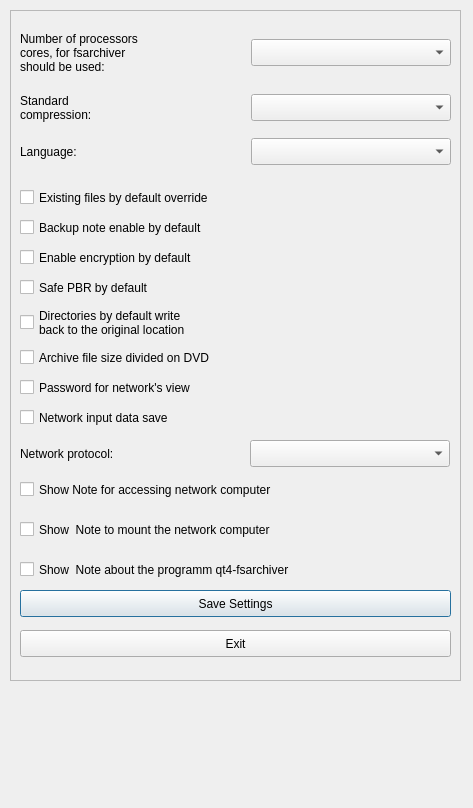
First picture: the form in src/ui/setting.ui, repository necrose99/qt4-fsarchiver, before the edit.
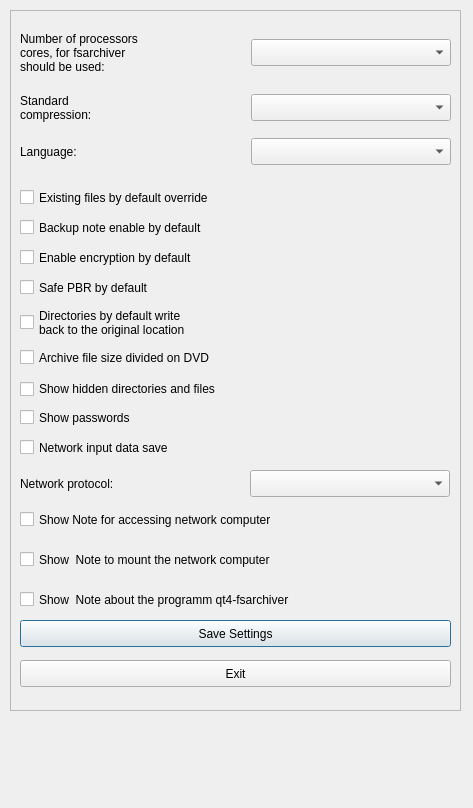
Second picture: the form after the edit.

What changed in the file:
```diff
--- a/src/ui/setting.ui
+++ b/src/ui/setting.ui
@@ -19,7 +19,7 @@
      <x>10</x>
      <y>10</y>
      <width>451</width>
-     <height>671</height>
+     <height>701</height>
     </rect>
    </property>
    <property name="frameShape">
@@ -170,25 +170,25 @@
     <property name="geometry">
      <rect>
       <x>10</x>
-      <y>358</y>
-      <width>441</width>
-      <height>39</height>
-     </rect>
-    </property>
-    <property name="text">
-     <string extracomment="Passwort für Netzwerk * anzeigen">Password for network's view</string>
-    </property>
-   </widget>
-   <widget class="QCheckBox" name="chk_datesave">
-    <property name="geometry">
-     <rect>
-      <x>10</x>
       <y>388</y>
       <width>441</width>
       <height>39</height>
      </rect>
     </property>
     <property name="text">
+     <string>Show passwords</string>
+    </property>
+   </widget>
+   <widget class="QCheckBox" name="chk_datesave">
+    <property name="geometry">
+     <rect>
+      <x>10</x>
+      <y>418</y>
+      <width>441</width>
+      <height>39</height>
+     </rect>
+    </property>
+    <property name="text">
      <string extracomment="Netzwerkeingabedaten * speichern">Network input data save</string>
     </property>
    </widget>
@@ -196,7 +196,7 @@
     <property name="geometry">
      <rect>
       <x>10</x>
-      <y>580</y>
+      <y>610</y>
       <width>431</width>
       <height>27</height>
      </rect>
@@ -209,7 +209,7 @@
     <property name="geometry">
      <rect>
       <x>10</x>
-      <y>620</y>
+      <y>650</y>
       <width>431</width>
       <height>27</height>
      </rect>
@@ -235,7 +235,7 @@
     <property name="geometry">
      <rect>
       <x>240</x>
-      <y>430</y>
+      <y>460</y>
       <width>200</width>
       <height>27</height>
      </rect>
@@ -245,7 +245,7 @@
     <property name="geometry">
      <rect>
       <x>10</x>
-      <y>430</y>
+      <y>460</y>
       <width>225</width>
       <height>27</height>
      </rect>
@@ -258,7 +258,7 @@
     <property name="geometry">
      <rect>
       <x>10</x>
-      <y>460</y>
+      <y>490</y>
       <width>441</width>
       <height>39</height>
      </rect>
@@ -271,7 +271,7 @@
     <property name="geometry">
      <rect>
       <x>10</x>
-      <y>500</y>
+      <y>530</y>
       <width>441</width>
       <height>39</height>
      </rect>
@@ -284,7 +284,7 @@
     <property name="geometry">
      <rect>
       <x>10</x>
-      <y>540</y>
+      <y>570</y>
       <width>441</width>
       <height>39</height>
      </rect>
@@ -293,6 +293,19 @@
      <string extracomment="Hinweise zum Gebrauch des Programms anzeigen">Show  Note about the programm qt4-fsarchiver</string>
     </property>
    </widget>
+   <widget class="QCheckBox" name="chk_hidden">
+    <property name="geometry">
+     <rect>
+      <x>10</x>
+      <y>368</y>
+      <width>401</width>
+      <height>22</height>
+     </rect>
+    </property>
+    <property name="text">
+     <string>Show hidden directories and files</string>
+    </property>
+   </widget>
   </widget>
  </widget>
  <tabstops>
```
